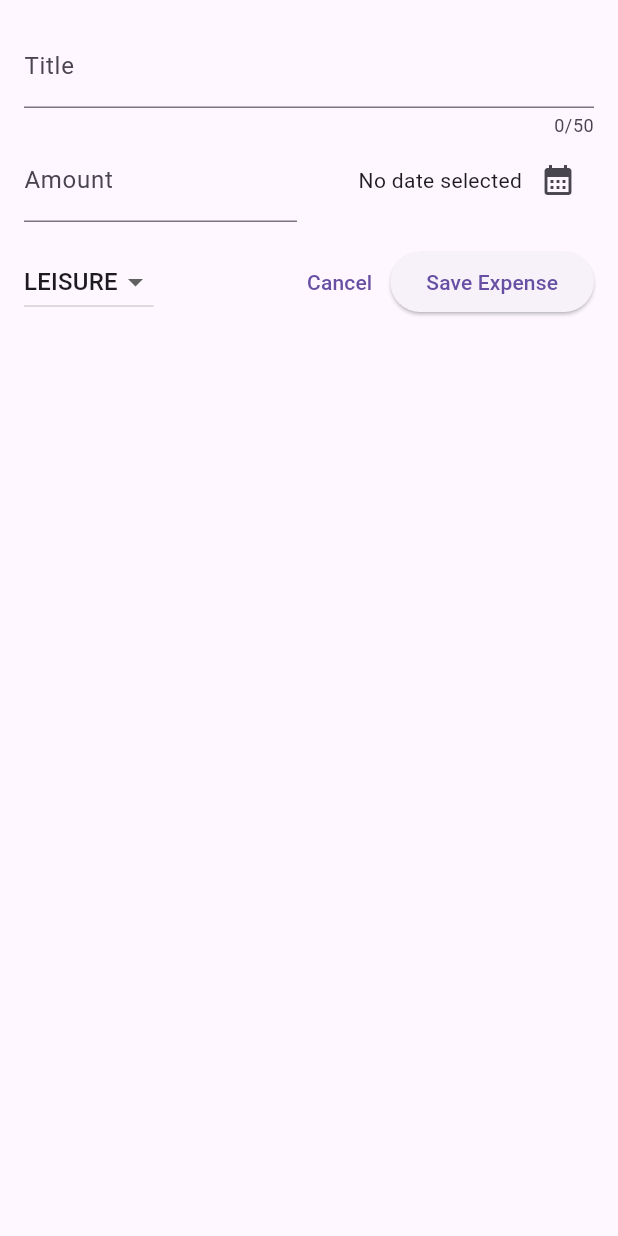
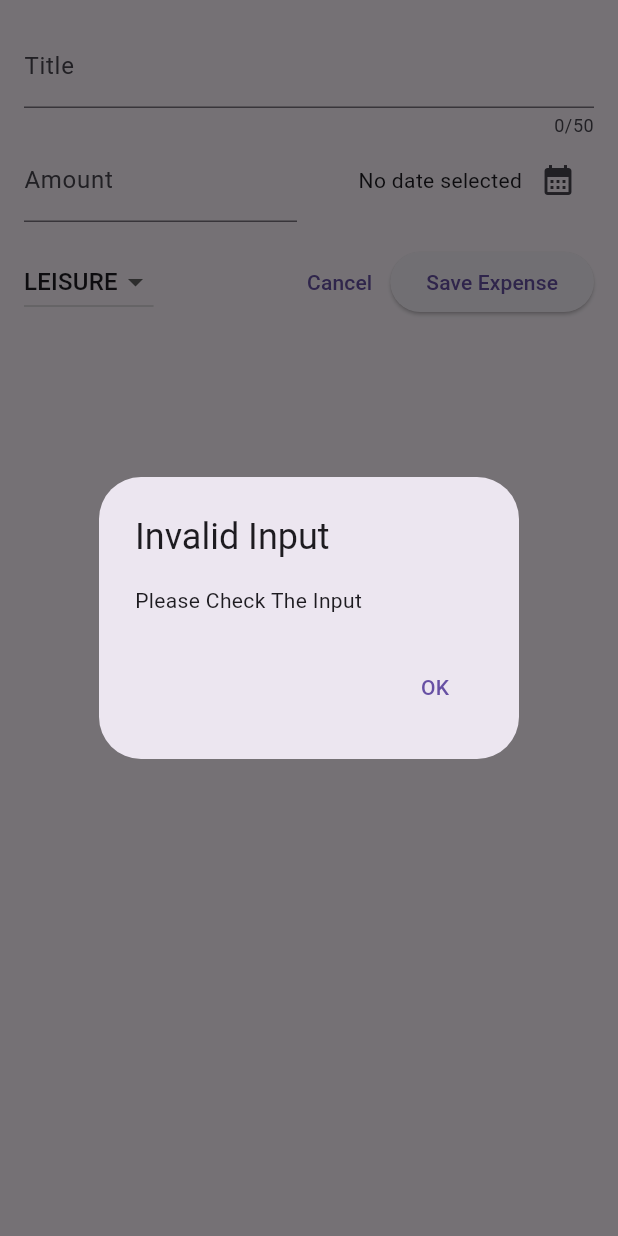
Before and after one commit to hyak4j/ExpenseTracker, a Flutter app: the NewExpenseScreen widget shown alone on an empty page, opened directly, after a tap on "Save Expense", on a phone screen of 412 x 824 dp. Run offline on Flutter 3.47's test engine with Material 3 defaults, Android fonts, the phone set to English and light mode, and no system bars.

Commit message:
feat: 輸入驗證及錯誤提示

```diff
--- a/lib/view/new_expenses_screen.dart
+++ b/lib/view/new_expenses_screen.dart
@@ -27,6 +27,31 @@ class _NewExpenseScreenState extends State<NewExpenseScreen> {
     setState(() {
       _selectedDate = pickedDate;
     });
+  }
+
+  void _submitExpenseData(){
+    final enteredAmount = double.tryParse(_amountController.text); // tryParse('Hi') => null, tryParse('1.68') => 1.68
+    final amountIsInvalid = enteredAmount == null || enteredAmount! <= 0;
+    if (_titleController.text.trim().isEmpty||
+        amountIsInvalid ||
+        _selectedDate == null) {
+      // show error message
+      showDialog(
+        context: context,
+        builder: (ctx) => AlertDialog(
+          title: const Text('Invalid Input'),
+          content: const Text('Please Check The Input'),
+          actions: [
+            TextButton(
+              onPressed: (){
+                Navigator.pop(ctx);
+              },
+              child: const Text('OK'))
+          ],
+        )
+      );
+      return;
+    }
   }
 
   @override
@@ -107,10 +132,7 @@ class _NewExpenseScreenState extends State<NewExpenseScreen> {
                 child: const Text('Cancel')
               ),
               ElevatedButton(
-                onPressed: () {
-                  print(_titleController.text);
-                  print(_amountController.text);
-                },
+                onPressed: _submitExpenseData,
                 child: const Text('Save Expense'))
             ],
           )
```
